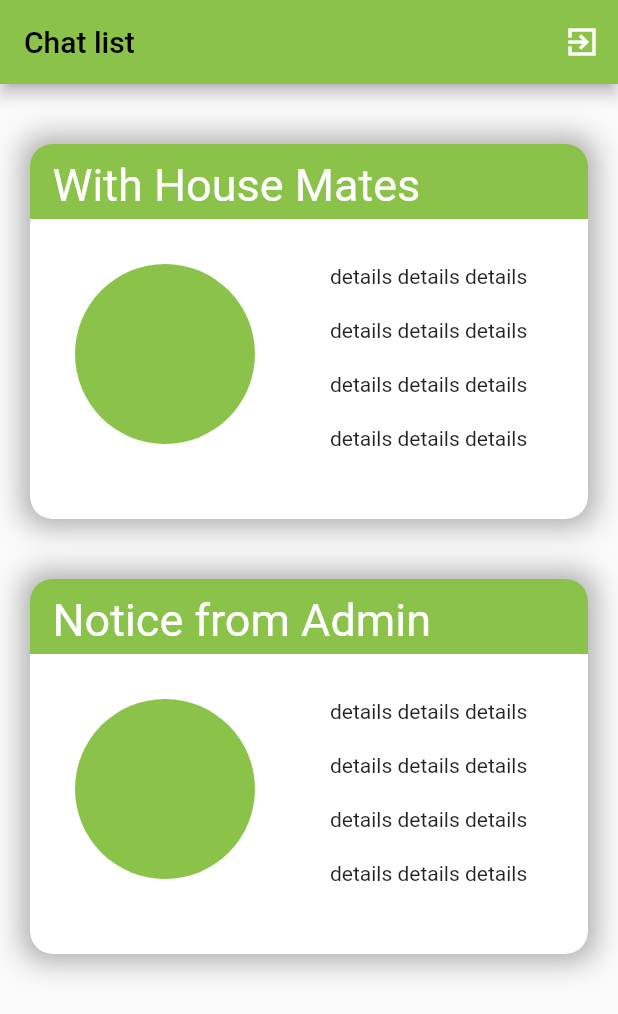
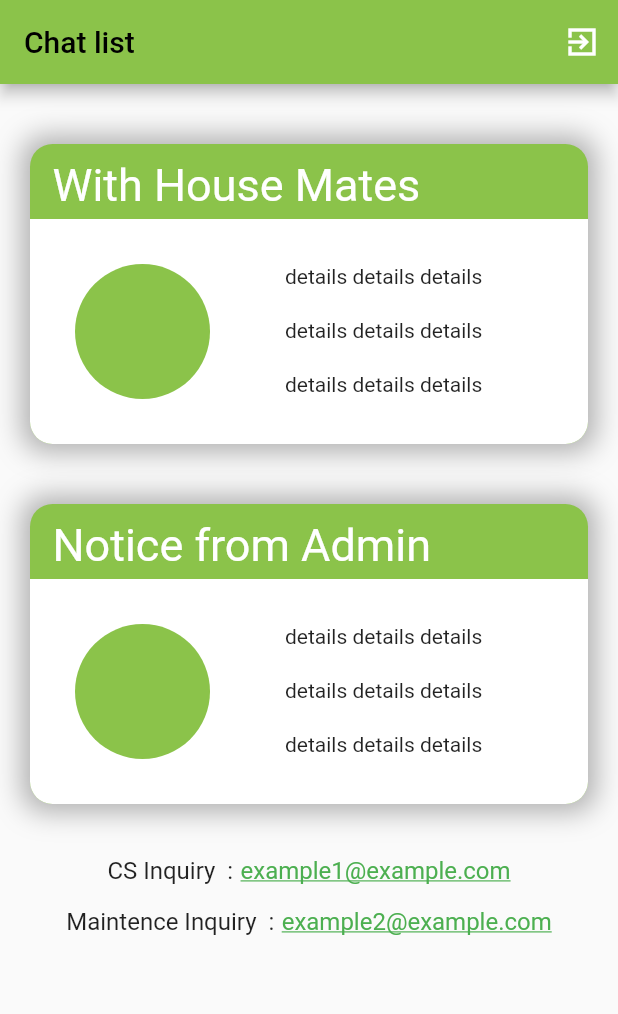
Before and after one commit to kayden-hyunsikkim/Otherhome-chatting-app, a Flutter app: the screen it shows once a user with an empty profile is signed in, on a phone screen of 412 x 824 dp. Shown: the top 1014 px of the screen. Run offline on Flutter 3.47's test engine with Material 2 defaults, Android fonts, the phone set to English and light mode, and no system bars; our stand-ins replace cloud_firestore, firebase_auth, firebase_core, firebase_storage, flutter_chat_bubble, image_picker and 1 more; accounts and stored records are empty.

Commit message:
linking cs inquiry and maintence inquiry to gmail function done

```diff
--- a/lib/screens/list_screen.dart
+++ b/lib/screens/list_screen.dart
@@ -3,6 +3,7 @@ import 'package:flutter/material.dart';
 import 'package:firebase_auth/firebase_auth.dart';
 import 'package:chatrefer/screens/chat_screen.dart';
 import 'package:cloud_firestore/cloud_firestore.dart';
+import 'package:url_launcher/url_launcher.dart';
 
 // Git hub upload check - 잘될시 지울예정
 
@@ -29,6 +30,19 @@ class _ChatListState extends State<ChatList> {
   }
 
   @override
+  void _launchEmail(String email) async {
+    final Uri _emailLaunchUri = Uri(
+      scheme: 'mailto',
+      path: email,
+    );
+
+    if (await canLaunch(_emailLaunchUri.toString())) {
+      await launch(_emailLaunchUri.toString());
+    } else {
+      throw 'Could not launch $_emailLaunchUri';
+    }
+  }
+
   void initState() {
     // TODO: implement initState
     super.initState();
@@ -36,16 +50,19 @@ class _ChatListState extends State<ChatList> {
     fetchUsernames();
   }
 
-  void getCurrentUser() async  {
+  void getCurrentUser() async {
     try {
       final user = _authentication.currentUser;
       if (user != null) {
         loggedUser = user;
         print(loggedUser!.email);
-        final userData =
-            await FirebaseFirestore.instance.collection('user').doc(user.uid).get();
+        final userData = await FirebaseFirestore.instance
+            .collection('user')
+            .doc(user.uid)
+            .get();
         setState(() {
-          _selectedNumber = userData.data()?['houseNumber']; // user 정보의 house number를 할당
+          _selectedNumber =
+              userData.data()?['houseNumber']; // user 정보의 house number를 할당
         });
       }
     } catch (e) {
@@ -59,8 +76,10 @@ class _ChatListState extends State<ChatList> {
       final userDocs = await userCollection.get();
 
       setState(() {
-        _housenumbers = userDocs.docs.map((doc) => doc['houseNumber'] as String).toList();
-        _usernames = userDocs.docs.map((doc) => doc['userName'] as String).toList();
+        _housenumbers =
+            userDocs.docs.map((doc) => doc['houseNumber'] as String).toList();
+        _usernames =
+            userDocs.docs.map((doc) => doc['userName'] as String).toList();
       });
       print(_housenumbers);
       print(_usernames);
@@ -68,7 +87,6 @@ class _ChatListState extends State<ChatList> {
       print('Error fetching usernames: $e');
     }
   }
-
 
   @override
   Widget build(BuildContext context) {
@@ -78,7 +96,6 @@ class _ChatListState extends State<ChatList> {
           actions: [
             IconButton(
               icon: Icon(
-
                 Icons.exit_to_app_sharp,
                 color: Colors.white,
               ),
@@ -90,15 +107,21 @@ class _ChatListState extends State<ChatList> {
         ),
         body: GestureDetector(
           onTap: () {
-            if (_isAdminUser()) { // Only pass the selected number if the user is an admin
+            if (_isAdminUser()) {
+              // Only pass the selected number if the user is an admin
               Navigator.push(
                 context,
-                MaterialPageRoute(builder: (context) => HouseChatScreen(selectedNumber: _selectedNumber)),
+                MaterialPageRoute(
+                    builder: (context) =>
+                        HouseChatScreen(selectedNumber: _selectedNumber)),
               );
-            } else { // For non-admin users, just navigate to HouseChatScreen without passing the selected number
+            } else {
+              // For non-admin users, just navigate to HouseChatScreen without passing the selected number
               Navigator.push(
                 context,
-                MaterialPageRoute(builder: (context) => HouseChatScreen(selectedNumber: _selectedNumber)),
+                MaterialPageRoute(
+                    builder: (context) =>
+                        HouseChatScreen(selectedNumber: _selectedNumber)),
               );
             }
           },
@@ -111,7 +134,7 @@ class _ChatListState extends State<ChatList> {
                       alignment: Alignment.center,
                       width: MediaQuery.of(context).size.width - 40,
                       margin: EdgeInsets.fromLTRB(20, 40, 20, 0),
-                      height: 250,
+                      height: 200,
                       decoration: BoxDecoration(
                           color: Colors.lightGreen,
                           borderRadius: BorderRadius.circular(15.0),
@@ -142,7 +165,7 @@ class _ChatListState extends State<ChatList> {
                             child: Container(
                                 padding: EdgeInsets.all(30),
                                 width: MediaQuery.of(context).size.width - 40,
-                                height: 200,
+                                height: 150,
                                 decoration: BoxDecoration(
                                   color: Colors.white,
                                   borderRadius: BorderRadius.only(
@@ -154,7 +177,7 @@ class _ChatListState extends State<ChatList> {
                                   crossAxisAlignment: CrossAxisAlignment.start,
                                   children: [
                                     CircleAvatar(
-                                      radius: 60,
+                                      radius: 45,
                                       backgroundColor: Colors.lightGreen,
                                     ),
                                     SizedBox(
@@ -162,8 +185,6 @@ class _ChatListState extends State<ChatList> {
                                     ),
                                     Column(
                                       children: [
-                                        Text('details details details '),
-                                        SizedBox(height: 20),
                                         Text('details details details '),
                                         SizedBox(height: 20),
                                         Text('details details details '),
@@ -248,7 +269,8 @@ class _ChatListState extends State<ChatList> {
                                           items: List.generate(10, (index) {
                                             return DropdownMenuItem<int>(
                                               value: index + 1,
-                                              child: Text((index + 1).toString()),
+                                              child:
+                                                  Text((index + 1).toString()),
                                             );
                                           }),
                                         )
@@ -261,13 +283,14 @@ class _ChatListState extends State<ChatList> {
                       ),
                     ),
                   ],
-
                 ),
               GestureDetector(
                 onTap: () {
                   Navigator.push(
                     context,
-                    MaterialPageRoute(builder: (context) => ChatScreen(selecteduserName: _selecteduserName)),
+                    MaterialPageRoute(
+                        builder: (context) =>
+                            ChatScreen(selecteduserName: _selecteduserName)),
                   );
                 },
                 child: Column(
@@ -277,7 +300,7 @@ class _ChatListState extends State<ChatList> {
                         alignment: Alignment.center,
                         width: MediaQuery.of(context).size.width - 40,
                         margin: EdgeInsets.fromLTRB(20, 40, 20, 0),
-                      height: 250,
+                        height: 200,
                         decoration: BoxDecoration(
                             color: Colors.lightGreen,
                             borderRadius: BorderRadius.circular(15.0),
@@ -308,7 +331,7 @@ class _ChatListState extends State<ChatList> {
                               child: Container(
                                   padding: EdgeInsets.all(30),
                                   width: MediaQuery.of(context).size.width - 40,
-                                height: 200,
+                                  height: 150,
                                   decoration: BoxDecoration(
                                     color: Colors.white,
                                     borderRadius: BorderRadius.only(
@@ -317,10 +340,11 @@ class _ChatListState extends State<ChatList> {
                                     ),
                                   ),
                                   child: Row(
-                                  crossAxisAlignment: CrossAxisAlignment.start,
+                                    crossAxisAlignment:
+                                        CrossAxisAlignment.start,
                                     children: [
                                       CircleAvatar(
-                                      radius: 60,
+                                        radius: 45,
                                         backgroundColor: Colors.lightGreen,
                                       ),
                                       SizedBox(
@@ -328,8 +352,6 @@ class _ChatListState extends State<ChatList> {
                                       ),
                                       Column(
                                         children: [
-                                        Text('details details details '),
-                                        SizedBox(height: 20),
                                           Text('details details details '),
                                           SizedBox(height: 20),
                                           Text('details details details '),
@@ -388,7 +410,8 @@ class _ChatListState extends State<ChatList> {
                                     ),
                                   ),
                                   child: Row(
-                                    crossAxisAlignment: CrossAxisAlignment.start,
+                                    crossAxisAlignment:
+                                        CrossAxisAlignment.start,
                                     children: [
                                       CircleAvatar(
                                         radius: 60,
@@ -404,8 +427,6 @@ class _ChatListState extends State<ChatList> {
                                           Text('details details details '),
                                           SizedBox(height: 20),
                                           Text('details details details '),
-                                          SizedBox(height: 20),
-                                          Text('details details details '),
                                         ],
                                       )
                                     ],
@@ -414,6 +435,66 @@ class _ChatListState extends State<ChatList> {
                           ],
                         ),
                       ),
+                    SizedBox(
+                      height: 35,
+                    ),
+                    GestureDetector(
+                      onTap: () {
+                        _launchEmail('example1@example.com');
+                      },
+                      child: Row(
+                        mainAxisAlignment: MainAxisAlignment.center,
+                        children: [
+                          Text(
+                            'CS Inquiry  :',
+                            style: TextStyle(
+                              fontSize: 16,
+                            ),
+                          ),
+                          SizedBox(
+                            width: 5,
+                          ),
+                          Text(
+                            'example1@example.com',
+                            style: TextStyle(
+                              decoration: TextDecoration.underline,
+                              color: Colors.green,
+                              fontSize: 16,
+                            ),
+                          ),
+                        ],
+                      ),
+                    ),
+                    SizedBox(
+                      height: 15,
+                    ),
+                    GestureDetector(
+                      onTap: () {
+                        _launchEmail('example2@example.com');
+                      },
+                      child: Row(
+                        mainAxisAlignment: MainAxisAlignment.center,
+                        children: [
+                          Text(
+                            'Maintence Inquiry  :',
+                            style: TextStyle(
+                              fontSize: 16,
+                            ),
+                          ),
+                          SizedBox(
+                            width: 5,
+                          ),
+                          Text(
+                            'example2@example.com',
+                            style: TextStyle(
+                              decoration: TextDecoration.underline,
+                              color: Colors.green,
+                              fontSize: 16,
+                            ),
+                          ),
+                        ],
+                      ),
+                    )
                   ],
                 ),
               ),
```
Lines whose indentation alone changed are shown as unchanged.
